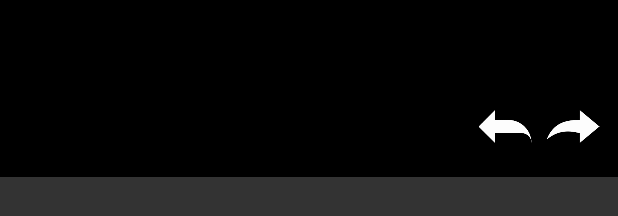
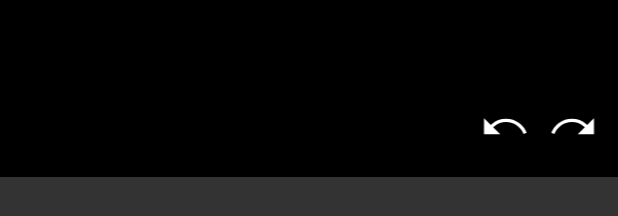
Before and after one commit to iamutkarshtiwari/Ananas, an Android app: the layout activity_image_edit.xml on its own in the app's theme, with its tools: preview values and no code run, on a phone screen of 412 x 824 dp. Shown: the part 909-1125 px from the top of the screen. Run offline under Robolectric (Android 15) with nearby library versions, the phone set to English and light mode, and no system bars; plain views replace CropImageView.

```diff
--- /dev/null
+++ b/ananas/src/main/res/drawable/ic_redo_black_24dp.xml
@@ -0,0 +1,8 @@
+<vector android:height="24dp"
+    android:viewportHeight="24.0" android:viewportWidth="24.0"
+    android:width="24dp" xmlns:android="http://schemas.android.com/apk/res/android">
+    <path
+        android:strokeColor="#000000" android:strokeWidth="1"
+        android:fillColor="#ffffff"
+        android:pathData="M18.4,10.6C16.55,8.99 14.15,8 11.5,8c-4.65,0 -8.58,3.03 -9.96,7.22L3.9,16c1.05,-3.19 4.05,-5.5 7.6,-5.5 1.95,0 3.73,0.72 5.12,1.88L13,16h9V7l-3.6,3.6z"/>
+</vector>
--- /dev/null
+++ b/ananas/src/main/res/drawable/ic_undo_black_24dp.xml
@@ -0,0 +1,9 @@
+<vector android:height="24dp"
+    android:viewportHeight="24.0" android:viewportWidth="24.0"
+    android:width="24dp" xmlns:android="http://schemas.android.com/apk/res/android">
+    <path
+        android:strokeColor="#000000" android:strokeWidth="1"
+        android:fillColor="#ffffff"
+
+        android:pathData="M12.5,8c-2.65,0 -5.05,0.99 -6.9,2.6L2,7v9h9l-3.62,-3.62c1.39,-1.16 3.16,-1.88 5.12,-1.88 3.54,0 6.55,2.31 7.6,5.5l2.37,-0.78C21.08,11.03 17.15,8 12.5,8z"/>
+</vector>
--- a/ananas/src/main/res/layout/activity_image_edit.xml
+++ b/ananas/src/main/res/layout/activity_image_edit.xml
@@ -157,13 +157,13 @@
             android:layout_width="40dp"
             android:layout_height="35dp"
             android:layout_marginRight="5dp"
-            android:src="@drawable/undo" />
+            android:src="@drawable/ic_undo_black_24dp" />
 
         <ImageView
             android:id="@+id/redo_btn"
             android:layout_width="40dp"
             android:layout_height="35dp"
-            android:src="@drawable/redo" />
+            android:src="@drawable/ic_redo_black_24dp" />
     </LinearLayout>
 
 </RelativeLayout>
```
Also changed, not shown: ananas/src/main/res/drawable-hdpi/redo.png (deleted), ananas/src/main/res/drawable-hdpi/undo.png (deleted), ananas/src/main/res/drawable-mdpi/redo.png (deleted), ananas/src/main/res/drawable-mdpi/undo.png (deleted), ananas/src/main/res/drawable-xhdpi/redo.png (deleted), ananas/src/main/res/drawable-xhdpi/undo.png (deleted), ananas/src/main/res/drawable-xxhdpi/redo.png (deleted), ananas/src/main/res/drawable-xxhdpi/undo.png (deleted), ananas/src/main/res/drawable-xxxhdpi/redo.png (deleted), ananas/src/main/res/drawable-xxxhdpi/undo.png (deleted).
